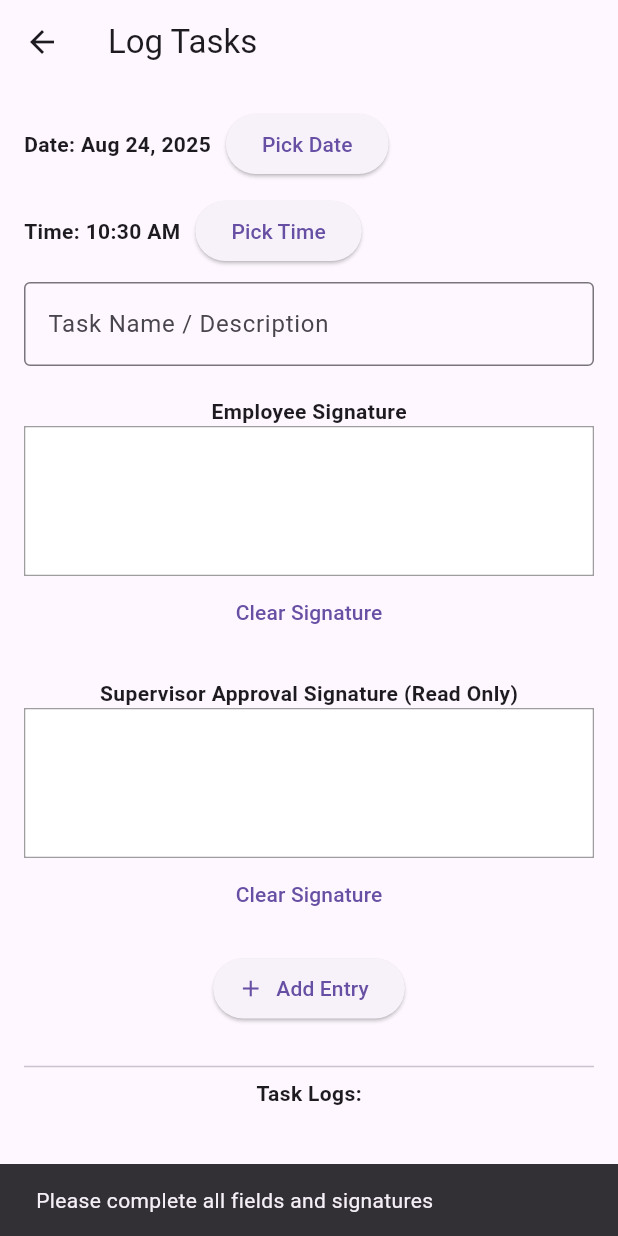
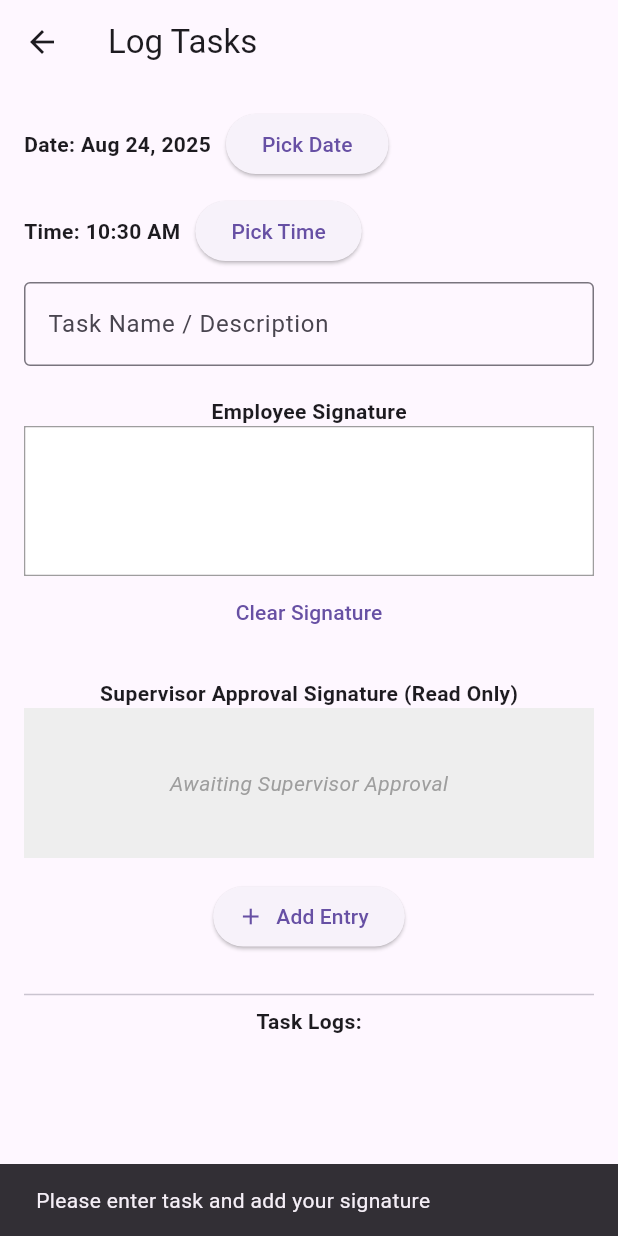
Before and after one commit to gy4an/logmate, a Flutter app: the LogTaskScreen screen opened directly, after a tap on "Add Entry", on a phone screen of 412 x 824 dp. Run offline on Flutter 3.47's test engine with Material 3 defaults, Android fonts, the phone set to English and light mode, and no system bars; drawn by our look-alikes of signature.

```diff
--- a/main/lib/screens/log_task_screen.dart
+++ b/main/lib/screens/log_task_screen.dart
@@ -15,11 +15,13 @@ class _LogTaskScreenState extends State<LogTaskScreen> {
   DateTime _selectedDate = DateTime.now();
   TimeOfDay _selectedTime = TimeOfDay.now();
 
-  // Signature controllers
+  // Employee signature
   final SignatureController _userSignatureController = SignatureController(
     penStrokeWidth: 2,
     penColor: Colors.black,
   );
+
+  // Supervisor signature (read-only here)
   final SignatureController _supervisorSignatureController =
       SignatureController(penStrokeWidth: 2, penColor: Colors.blue);
 
@@ -28,12 +30,10 @@ class _LogTaskScreenState extends State<LogTaskScreen> {
   void _addLog() {
     final task = _taskController.text.trim();
 
-    if (task.isEmpty ||
-        _userSignatureController.isEmpty ||
-        _supervisorSignatureController.isEmpty) {
+    if (task.isEmpty || _userSignatureController.isEmpty) {
       ScaffoldMessenger.of(context).showSnackBar(
         const SnackBar(
-          content: Text("Please complete all fields and signatures"),
+          content: Text("Please enter task and add your signature"),
         ),
       );
       return;
@@ -161,15 +161,16 @@ class _LogTaskScreenState extends State<LogTaskScreen> {
             ),
             Container(
               height: 100,
-              decoration: BoxDecoration(border: Border.all(color: Colors.grey)),
-              child: Signature(
-                controller: _supervisorSignatureController,
-                backgroundColor: Colors.white,
+              color: Colors.grey[200], // light grey to indicate disabled
+              child: Center(
+                child: const Text(
+                  "Awaiting Supervisor Approval",
+                  style: TextStyle(
+                    color: Colors.grey,
+                    fontStyle: FontStyle.italic,
+                  ),
+                ),
               ),
-            ),
-            TextButton(
-              onPressed: () => _supervisorSignatureController.clear(),
-              child: const Text("Clear Signature"),
             ),
 
             const SizedBox(height: 15),
@@ -194,7 +195,17 @@ class _LogTaskScreenState extends State<LogTaskScreen> {
                     title: Text(
                       '${log['date']} ${log['time']} — ${log['task']}',
                     ),
-                    subtitle: const Text("Signatures captured"),
+                    subtitle: Text(
+                      log['supervisorSignature'] == null
+                          ? "Pending Supervisor Approval"
+                          : "Approved by Supervisor",
+                      style: TextStyle(
+                        color: log['supervisorSignature'] == null
+                            ? Colors.red
+                            : Colors.green,
+                        fontWeight: FontWeight.bold,
+                      ),
+                    ),
                   );
                 },
               ),
```
Also changed, not shown: main/lib/screens/dashboard_screen.dart (+61 -4 lines).
